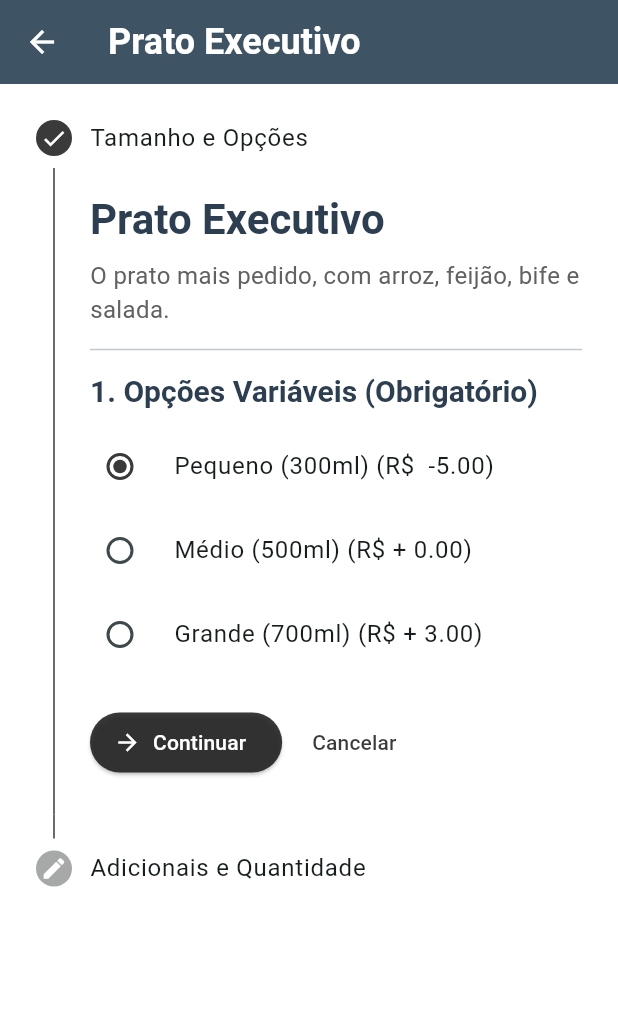
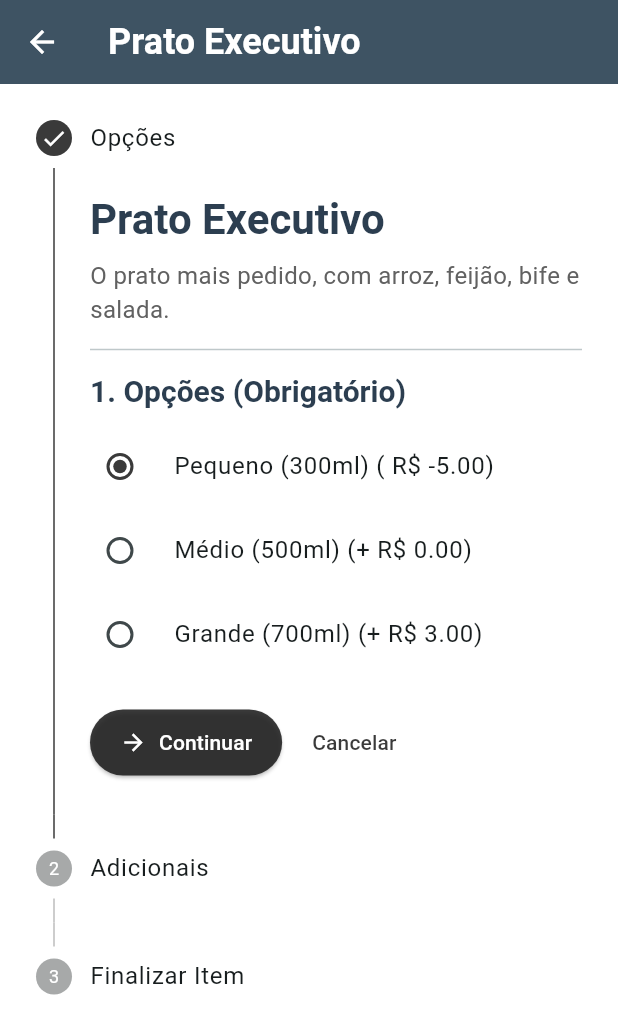
Before and after one commit to WorkspaceCardappio/mobile, a Flutter app: the ProductDetailScreen screen opened directly with sample values from the repository, on a phone screen of 412 x 824 dp. Shown: the top 1034 px of the screen. Run offline on Flutter 3.47's test engine with Material 3 defaults, Android fonts, the phone set to English and light mode, and no system bars.

Commit message:
refactor: pedidos

```diff
--- a/cardappio_mobile/lib/view/screens/menu/product_detail_screen.dart
+++ b/cardappio_mobile/lib/view/screens/menu/product_detail_screen.dart
@@ -1,8 +1,8 @@
 import 'package:flutter/material.dart';
 
+// Mantenha suas importações de mock_data e models aqui
 import '../../../data/mock_data.dart';
 import '../../../model/product.dart';
-import '../../../model/product.dart'; // Mantenha apenas uma importação de product.dart
 
 class ProductDetailScreen extends StatefulWidget {
   final Product product;
@@ -16,13 +16,16 @@ class ProductDetailScreen extends StatefulWidget {
 class _ProductDetailScreenState extends State<ProductDetailScreen> {
   int _quantity = 1;
   double _currentPrice = 0.0;
-  final Map<String, bool> _selectedAddOns = {};
   String? _selectedVariableValue;
 
-  // ESTADO PARA O STEPPER
+  // 1. MUDANÇA NO ESTADO: Agora armazena a quantidade (int) de cada adicional.
+  final Map<String, int> _selectedAddOnQuantities = {};
+
+  // 2. NOVO ESTADO: Controller para o campo de texto das observações.
+  final TextEditingController _observationsController = TextEditingController();
+
   int _currentStep = 0;
 
-  // VERIFICA SE O PASSO 1 (VARIÁVEL OBRIGATÓRIA) ESTÁ COMPLETO
   bool get _isStep1Complete => mockVariables.isEmpty || _selectedVariableValue != null;
 
   @override
@@ -30,35 +33,44 @@ class _ProductDetailScreenState extends State<ProductDetailScreen> {
     super.initState();
     _currentPrice = widget.product.price;
 
-    // Inicialização dos Adicionais
+    // Inicializa o mapa de quantidades de adicionais com 0.
     for (var addon in mockAddOns) {
-      _selectedAddOns[addon.id] = false;
+      _selectedAddOnQuantities[addon.id] = 0;
     }
 
     // Inicialização da Variável (se houver)
     if (mockVariables.isNotEmpty && mockVariables.first.options.isNotEmpty) {
       _selectedVariableValue = mockVariables.first.options.first.id;
-      _currentPrice += mockVariables.first.options.first.priceAdjustment;
     }
 
-    _updateTotal();
+    _updateTotal(); // Calcula o preço inicial
   }
 
+  // 3. NOVO MÉTODO: Lembre-se de fazer o dispose do controller.
+  @override
+  void dispose() {
+    _observationsController.dispose();
+    super.dispose();
+  }
+
+  // 4. MUDANÇA NA LÓGICA: Atualiza o total considerando a quantidade de cada adicional.
   void _updateTotal() {
     double basePrice = widget.product.price;
 
+    // Adiciona o ajuste de preço da variável obrigatória
     if (_selectedVariableValue != null) {
-      final selectedOption = mockVariables.expand((v) => v.options).firstWhere(
-            (opt) => opt.id == _selectedVariableValue,
-        orElse: () => ProductOption(id: '', name: '', priceAdjustment: 0.0),
-      );
+      final selectedOption = mockVariables
+          .expand((v) => v.options)
+          .firstWhere((opt) => opt.id == _selectedVariableValue,
+          orElse: () =>
+              ProductOption(id: '', name: '', priceAdjustment: 0.0));
       basePrice += selectedOption.priceAdjustment;
     }
 
+    // Adiciona o preço dos adicionais (preço * quantidade)
     for (var addon in mockAddOns) {
-      if (_selectedAddOns[addon.id] == true) {
-        basePrice += addon.price;
-      }
+      final quantity = _selectedAddOnQuantities[addon.id] ?? 0;
+      basePrice += addon.price * quantity;
     }
 
     setState(() {
@@ -66,25 +78,25 @@ class _ProductDetailScreenState extends State<ProductDetailScreen> {
     });
   }
 
-  // WIDGET DO PASSO 1: VARIÁVEIS OBRIGATÓRIAS
+  // PASSO 1: Sem alterações
   Widget _buildStep1Content() {
     return Column(
       crossAxisAlignment: CrossAxisAlignment.start,
       children: [
-        Text(widget.product.name, style: Theme.of(context).textTheme.headlineMedium),
+        Text(widget.product.name,
+            style: Theme.of(context).textTheme.headlineMedium),
         const SizedBox(height: 8),
-        Text(widget.product.description, style: TextStyle(color: Colors.grey[700], fontSize: 16)),
-
+        Text(widget.product.description,
+            style: TextStyle(color: Colors.grey[700], fontSize: 16)),
         if (mockVariables.isNotEmpty) ...[
           const Divider(height: 30),
-          Text(
-              '1. Opções Variáveis (Obrigatório)',
-              style: Theme.of(context).textTheme.titleLarge!.copyWith(fontSize: 20)
-          ),
+          Text('1. Opções (Obrigatório)',
+              style: Theme.of(context).textTheme.titleLarge!.copyWith(fontSize: 20)),
           const SizedBox(height: 10),
           ...mockVariables.first.options.map((option) {
             return RadioListTile<String>(
-              title: Text('${option.name} (R\$ ${option.priceAdjustment >= 0 ? '+' : ''} ${option.priceAdjustment.toStringAsFixed(2)})'),
+              title: Text(
+                  '${option.name} (${option.priceAdjustment >= 0 ? '+' : ''} R\$ ${option.priceAdjustment.toStringAsFixed(2)})'),
               value: option.id,
               groupValue: _selectedVariableValue,
               onChanged: (String? value) {
@@ -98,51 +110,71 @@ class _ProductDetailScreenState extends State<ProductDetailScreen> {
               contentPadding: EdgeInsets.zero,
             );
           }).toList(),
-        ] else const Padding(
-          padding: EdgeInsets.symmetric(vertical: 20.0),
-          child: Text('Nenhuma opção variável obrigatória para este produto.'),
-        ),
+        ]
       ],
     );
   }
 
-  // WIDGET DO PASSO 2: ADICIONAIS OPCIONAIS E QUANTIDADE
+  // 5. MUDANÇA NA UI: Interface de adicionais e quantidade.
   Widget _buildStep2Content() {
     return Column(
       crossAxisAlignment: CrossAxisAlignment.start,
       children: [
-        // Seção de Adicionais
         if (mockAddOns.isNotEmpty) ...[
-          Text('2. Adicionais (Opcional)', style: Theme.of(context).textTheme.titleLarge!.copyWith(fontSize: 20)),
+          Text('2. Adicionais (Opcional)',
+              style: Theme.of(context).textTheme.titleLarge!.copyWith(fontSize: 20)),
           const SizedBox(height: 10),
+          // Mapeia os adicionais para uma lista de ListTile com controles de quantidade
           ...mockAddOns.map((addon) {
-            return CheckboxListTile(
+            final quantity = _selectedAddOnQuantities[addon.id] ?? 0;
+            return ListTile(
+              contentPadding: EdgeInsets.zero,
               title: Text('${addon.name} (+ R\$ ${addon.price.toStringAsFixed(2)})'),
-              value: _selectedAddOns[addon.id],
-              onChanged: (bool? newValue) {
+              trailing: Row(
+                mainAxisSize: MainAxisSize.min,
+                children: [
+                  IconButton(
+                    icon: const Icon(Icons.remove_circle_outline),
+                    color: Theme.of(context).colorScheme.primary,
+                    onPressed: quantity > 0
+                        ? () {
                       setState(() {
-                  _selectedAddOns[addon.id] = newValue!;
+                        _selectedAddOnQuantities[addon.id] = quantity - 1;
+                        _updateTotal();
+                      });
+                    }
+                        : null,
+                  ),
+                  Text('$quantity', style: const TextStyle(fontSize: 18, fontWeight: FontWeight.bold)),
+                  IconButton(
+                    icon: const Icon(Icons.add_circle_outline),
+                    color: Theme.of(context).colorScheme.primary,
+                    onPressed: () {
+                      setState(() {
+                        _selectedAddOnQuantities[addon.id] = quantity + 1;
                         _updateTotal();
                       });
                     },
-              activeColor: Theme.of(context).colorScheme.primary,
-              controlAffinity: ListTileControlAffinity.leading,
-              contentPadding: EdgeInsets.zero,
+                  ),
+                ],
+              ),
             );
           }).toList(),
-          const Divider(height: 30),
-        ] else const Padding(
-          padding: EdgeInsets.symmetric(vertical: 20.0),
-          child: Text('Nenhum adicional disponível para este produto.'),
-        ),
+        ]
+      ],
+    );
+  }
 
-        // Seção de Quantidade
-        Text('3. Quantidade', style: Theme.of(context).textTheme.titleLarge!.copyWith(fontSize: 20)),
+  // 6. NOVO WIDGET: Interface para as observações e quantidade do item principal.
+  Widget _buildStep3Content() {
+    return Column(
+      crossAxisAlignment: CrossAxisAlignment.start,
+      children: [
+        // Seção de Quantidade do Item Principal
+        Text('3. Quantidade do Item', style: Theme.of(context).textTheme.titleLarge!.copyWith(fontSize: 20)),
         const SizedBox(height: 15),
         Row(
-          mainAxisAlignment: MainAxisAlignment.spaceBetween,
-          children: [
-            Row(
+          mainAxisAlignment: MainAxisAlignment.center,
           children: [
             IconButton(
               icon: const Icon(Icons.remove_circle_outline, size: 30),
@@ -160,47 +192,69 @@ class _ProductDetailScreenState extends State<ProductDetailScreen> {
             ),
           ],
         ),
+        const Divider(height: 40),
 
-            Text(
-              'Total Item: R\$ ${(_currentPrice * _quantity).toStringAsFixed(2)}',
+        // Seção de Observações
+        Text('4. Observações (Opcional)', style: Theme.of(context).textTheme.titleLarge!.copyWith(fontSize: 20)),
+        const SizedBox(height: 15),
+        TextFormField(
+          controller: _observationsController,
+          decoration: const InputDecoration(
+            hintText: 'Ex: tirar a cebola, ponto da carne, etc.',
+            border: OutlineInputBorder(),
+          ),
+          maxLines: 3,
+        ),
+        const SizedBox(height: 20),
+
+        // Display do preço total final
+        Align(
+          alignment: Alignment.centerRight,
+          child: Text(
+            'Total do Pedido: R\$ ${(_currentPrice * _quantity).toStringAsFixed(2)}',
             style: Theme.of(context).textTheme.titleLarge!.copyWith(
               color: Theme.of(context).colorScheme.secondary,
+              fontWeight: FontWeight.bold,
             ),
           ),
-          ],
         ),
-        const SizedBox(height: 50),
       ],
     );
   }
 
+  // 7. MUDANÇA NO STEPPER: Adiciona o terceiro passo.
   List<Step> _buildSteps() {
     return [
       Step(
-        title: const Text('Tamanho e Opções'),
+        title: const Text('Opções'),
         content: _buildStep1Content(),
         isActive: _currentStep == 0,
         state: _isStep1Complete ? StepState.complete : StepState.error,
       ),
       Step(
-        title: const Text('Adicionais e Quantidade'),
+        title: const Text('Adicionais'),
         content: _buildStep2Content(),
         isActive: _currentStep == 1,
-        state: StepState.editing,
+      ),
+      Step(
+        title: const Text('Finalizar Item'),
+        content: _buildStep3Content(),
+        isActive: _currentStep == 2,
       ),
     ];
   }
 
-  // Lógica de avanço/conclusão do Stepper
+  // 8. MUDANÇA NA LÓGICA: Ajusta a navegação para 3 passos.
   void _onStepContinue() {
-    if (_currentStep == 0) {
-      if (_isStep1Complete) {
-        setState(() => _currentStep = 1);
-      } else {
+    if (_currentStep == 0 && !_isStep1Complete) {
       ScaffoldMessenger.of(context).showSnackBar(
-          const SnackBar(content: Text('Por favor, selecione uma opção variável antes de continuar.')),
+        const SnackBar(content: Text('Por favor, selecione uma opção antes de continuar.')),
       );
+      return;
     }
+
+    if (_currentStep < _buildSteps().length - 1) {
+      setState(() => _currentStep += 1);
     } else {
       _addOrderToCart();
     }
@@ -210,16 +264,23 @@ class _ProductDetailScreenState extends State<ProductDetailScreen> {
     if (_currentStep > 0) {
       setState(() => _currentStep -= 1);
     } else {
-      Navigator.pop(context); // Se estiver no primeiro passo, apenas fecha a tela
+      Navigator.pop(context);
     }
   }
 
+  // 9. MUDANÇA NO RETORNO: Envia os novos dados para o carrinho.
   void _addOrderToCart() {
+    // Filtra apenas os adicionais com quantidade > 0
+    final Map<String, int> finalAddons = Map.from(_selectedAddOnQuantities)
+      ..removeWhere((key, value) => value == 0);
+
     Navigator.pop(context, {
+      'product_id': widget.product.id,
       'quantity': _quantity,
       'total_item': (_currentPrice * _quantity),
-      'addons': _selectedAddOns.entries.where((e) => e.value).map((e) => e.key).toList(),
       'variable': _selectedVariableValue,
+      'addons': finalAddons, // Envia o mapa de IDs e quantidades
+      'observations': _observationsController.text.trim(), // Envia as observações
     });
   }
 
@@ -230,7 +291,11 @@ class _ProductDetailScreenState extends State<ProductDetailScreen> {
         title: Text(widget.product.name),
         elevation: 1,
       ),
-      body: Stepper(
+      // Usar um SingleChildScrollView para evitar overflow em telas menores
+      body: SingleChildScrollView(
+        child: Stepper(
+          // physics: ClampingScrollPhysics() ajuda o scroll do Stepper
+          physics: const ClampingScrollPhysics(),
           type: StepperType.vertical,
           currentStep: _currentStep,
           onStepContinue: _onStepContinue,
@@ -243,11 +308,16 @@ class _ProductDetailScreenState extends State<ProductDetailScreen> {
                 children: <Widget>[
                   ElevatedButton.icon(
                     onPressed: details.onStepContinue,
-                  icon: Icon(details.currentStep == _buildSteps().length - 1 ? Icons.add_shopping_cart : Icons.arrow_forward),
-                  label: Text(details.currentStep == _buildSteps().length - 1 ? 'Adicionar ao Carrinho' : 'Continuar'),
+                    icon: Icon(details.currentStep == _buildSteps().length - 1
+                        ? Icons.add_shopping_cart
+                        : Icons.arrow_forward),
+                    label: Text(details.currentStep == _buildSteps().length - 1
+                        ? 'Adicionar'
+                        : 'Continuar'),
                     style: ElevatedButton.styleFrom(
                       backgroundColor: Theme.of(context).colorScheme.primary,
                       foregroundColor: Colors.white,
+                      padding: const EdgeInsets.symmetric(horizontal: 20, vertical: 12),
                     ),
                   ),
                   const SizedBox(width: 8),
@@ -260,6 +330,7 @@ class _ProductDetailScreenState extends State<ProductDetailScreen> {
             );
           },
         ),
+      ),
     );
   }
 }
```
Lines whose indentation alone changed are shown as unchanged.
